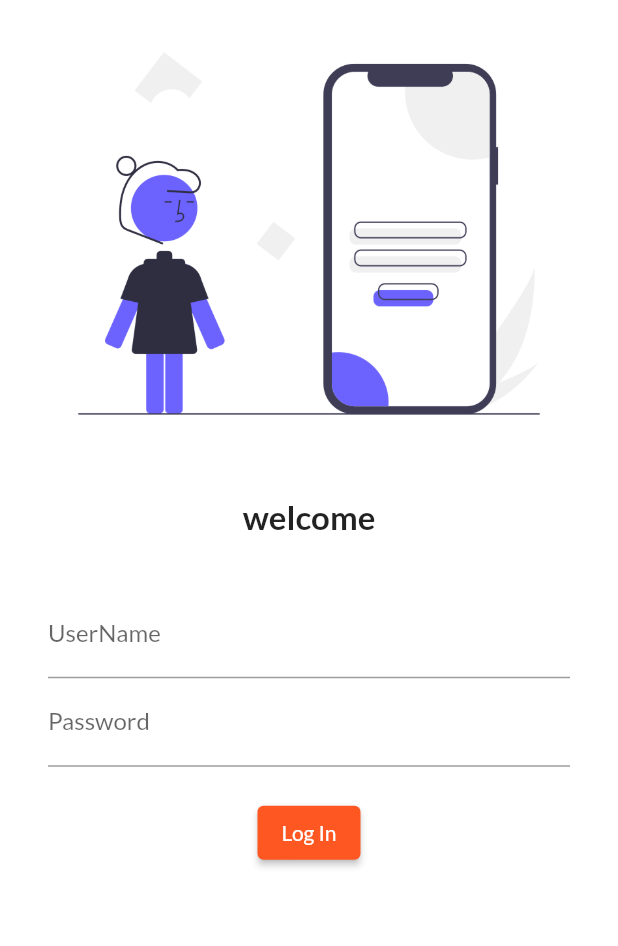
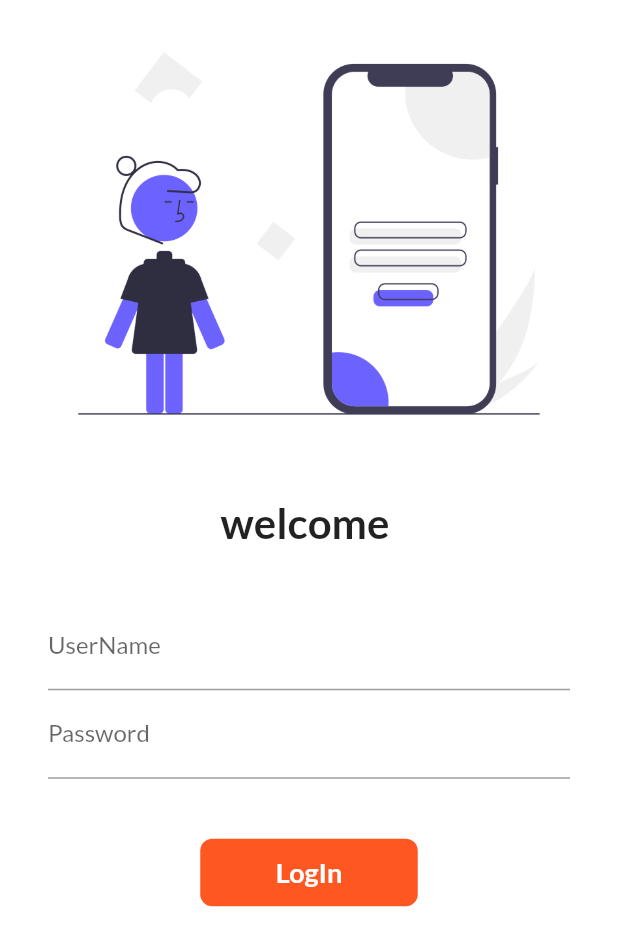
Before and after one commit to jahid012/Catelog_Flutter_App, a Flutter app: the screen it shows after launch, on a phone screen of 412 x 824 dp. Shown: the top 946 px of the screen. Run offline on Flutter 3.47's test engine with Material 2 defaults, Android fonts, the phone set to English and light mode, and no system bars; our stand-ins replace google_fonts.

Commit message:
LogIn Page Done

```diff
--- a/lib/main.dart
+++ b/lib/main.dart
@@ -2,6 +2,7 @@ import 'package:flutter/material.dart';
 import 'package:google_fonts/google_fonts.dart';
 import 'package:learning/pages/home_page.dart';
 import 'package:learning/pages/login_page.dart';
+import 'package:learning/utils/routes.dart';
 
 void main() => runApp(MyApp());
 
@@ -9,6 +10,7 @@ class MyApp extends StatelessWidget {
   @override
   Widget build(BuildContext context) {
     return MaterialApp(
+      debugShowCheckedModeBanner: false,
       title: 'Learning Project',
       themeMode: ThemeMode.light,
       theme: ThemeData(
@@ -17,8 +19,9 @@ class MyApp extends StatelessWidget {
       darkTheme: ThemeData(brightness: Brightness.dark),
       initialRoute: '/',
       routes: {
-        "/": (context) => new LoginPage(),
-        "home/": (context) => new HomePage(),
+        "/": (context) => const LoginPage(),
+        Routes.homeRoute: (context) => const HomePage(),
+        Routes.loginRoute: (context) => const LoginPage(),
       },
     );
   }
--- a/lib/pages/home_page.dart
+++ b/lib/pages/home_page.dart
@@ -6,6 +6,7 @@ class HomePage extends StatelessWidget {
   @override
   Widget build(BuildContext context) {
     return Material(
+      child: SafeArea(
         child: Scaffold(
           appBar: AppBar(
             title: Text('Learning'),
@@ -16,6 +17,7 @@ class HomePage extends StatelessWidget {
             ),
           ),
         ),
+      ),
     );
   }
 }
--- a/lib/pages/login_page.dart
+++ b/lib/pages/login_page.dart
@@ -1,12 +1,22 @@
 import 'package:flutter/material.dart';
+import 'package:learning/utils/routes.dart';
 
-class LoginPage extends StatelessWidget {
+class LoginPage extends StatefulWidget {
   const LoginPage({Key? key}) : super(key: key);
 
+  @override
+  State<LoginPage> createState() => _LoginPageState();
+}
+
+class _LoginPageState extends State<LoginPage> {
+  String name = '';
+  bool changedButton = false;
   @override
   Widget build(BuildContext context) {
     return Material(
         color: Colors.white,
+        child: SafeArea(
+          child: SingleChildScrollView(
             child: Column(
               children: [
                 Image.asset(
@@ -16,10 +26,10 @@ class LoginPage extends StatelessWidget {
                 const SizedBox(
                   height: 20.0,
                 ),
-            const Text(
-              "welcome",
-              style: TextStyle(
-                fontSize: 22,
+                Text(
+                  "welcome $name",
+                  style: const TextStyle(
+                    fontSize: 28,
                     fontWeight: FontWeight.bold,
                   ),
                 ),
@@ -34,28 +44,68 @@ class LoginPage extends StatelessWidget {
                   child: Column(
                     children: [
                       TextField(
-                    decoration: InputDecoration(
-                        hintText: "Enter UserName", labelText: "UserName"),
+                        decoration: const InputDecoration(
+                          hintText: "Enter UserName",
+                          labelText: "UserName",
                         ),
-                  TextField(
+                        onChanged: (value) {
+                          name = value;
+                          setState(() {});
+                        },
+                      ),
+                      const TextField(
                         decoration: InputDecoration(
                           hintText: "Enter Password",
                           labelText: "Password",
                         ),
                         obscureText: true,
                       ),
-                  SizedBox(
-                    height: 20.0,
+                      const SizedBox(
+                        height: 40.0,
                       ),
-                  ElevatedButton(
-                    onPressed: () {},
-                    child: Text("Log In"),
-                    style: TextButton.styleFrom(),
+                      InkWell(
+                        onTap: () async {
+                          setState(() {
+                            changedButton = true;
+                          });
+                          await Future.delayed(Duration(seconds: 1));
+                          Navigator.pushNamed(context, Routes.homeRoute);
+                        },
+                        child: AnimatedContainer(
+                          duration: const Duration(seconds: 1),
+                          height: 45,
+                          width: changedButton ? 45 : 145,
+                          child: changedButton
+                              ? const Icon(Icons.done, color: Colors.white)
+                              : const Text(
+                                  "LogIn",
+                                  style: TextStyle(
+                                      color: Colors.white,
+                                      fontSize: 18,
+                                      fontWeight: FontWeight.bold),
+                                ),
+                          alignment: Alignment.center,
+                          decoration: BoxDecoration(
+                            color: Colors.deepOrange,
+                            borderRadius:
+                                BorderRadius.circular(changedButton ? 50 : 8),
+                            // shape: changedButton
+                            //     ? BoxShape.circle
+                            //     : BoxShape.rectangle,
+                          ),
+                        ),
                       )
+                      // ElevatedButton(
+                      //   child: const Text("Log In"),
+                      //   style: TextButton.styleFrom(
+                      //       minimumSize: const Size(150, 40)),
+                      // )
                     ],
                   ),
                 )
               ],
+            ),
+          ),
         ));
   }
 }
--- /dev/null
+++ b/lib/utils/routes.dart
@@ -0,0 +1,4 @@
+class Routes {
+  static String homeRoute = 'home/';
+  static String loginRoute = 'login/';
+}
```
Lines whose indentation alone changed are shown as unchanged.
